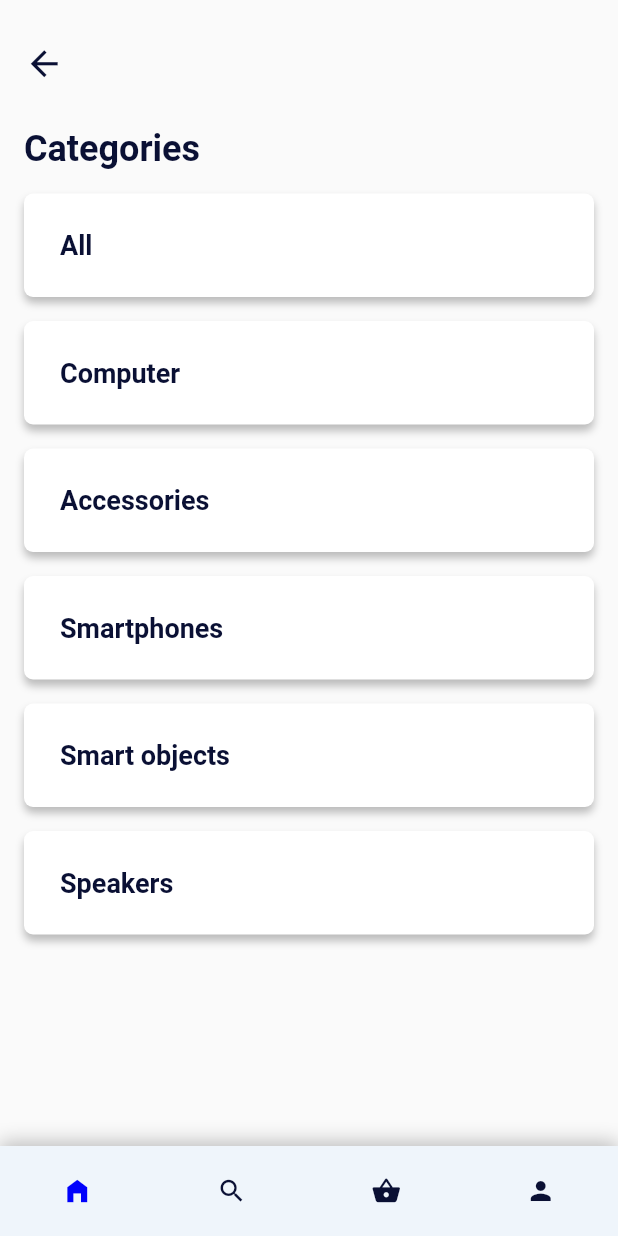
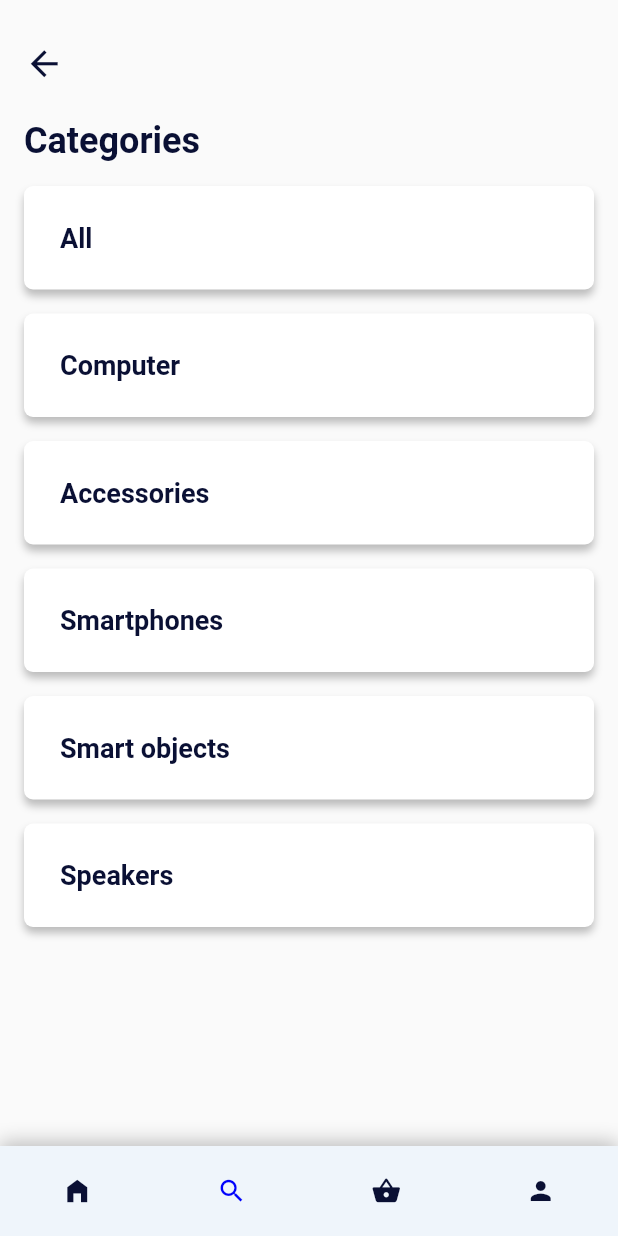
Before and after one commit to YUNUSEMREMERMER/e_ticaret, a Flutter app: the screen it shows after launch, after a tap on "Categories", on a phone screen of 412 x 824 dp. Run offline on Flutter 3.47's test engine with Material 2 defaults, Android fonts, the phone set to English and light mode, and no system bars.

Commit message:
16.12.21 3.commit

```diff
--- a/lib/categories.dart
+++ b/lib/categories.dart
@@ -1,5 +1,6 @@
 import 'package:e_ticaret/category.dart';
 import 'package:e_ticaret/components/bottom_navigation.dart';
+import 'package:e_ticaret/components/header.dart';
 import 'package:flutter/material.dart';
 
 class CategoriesPage extends StatelessWidget {
@@ -23,24 +24,7 @@ class CategoriesPage extends StatelessWidget {
                 child: Column(
                   crossAxisAlignment: CrossAxisAlignment.start,
                   children: [
-                    SizedBox(
-                      height: 29.0,
-                    ),
-                    Icon(
-                      Icons.arrow_back,
-                      color: Color(0xFF0A1034),
-                      size: 27.0,
-                    ),
-                    SizedBox(
-                      height: 29.0,
-                    ),
-                    Text(
-                      "Categories",
-                      style: TextStyle(
-                          fontWeight: FontWeight.bold,
-                          fontSize: 24.0,
-                          color: Color(0xFF0A1034)),
-                    ),
+                    header("Categories", context),
                     SizedBox(
                       height: 16.0,
                     ),
@@ -53,7 +37,7 @@ class CategoriesPage extends StatelessWidget {
                     )
                   ],
                 )),
-                bottomNavigationBar(),
+                bottomNavigationBar("search"),
           ],
 
         ),
--- a/lib/components/bottom_navigation.dart
+++ b/lib/components/bottom_navigation.dart
@@ -1,6 +1,6 @@
 import 'package:flutter/material.dart';
 
-Widget bottomNavigationBar() {
+Widget bottomNavigationBar(String page) {
   return Align(
     alignment: Alignment.bottomCenter,
     child: Container(
@@ -15,10 +15,10 @@ Widget bottomNavigationBar() {
       child: Row(
         mainAxisAlignment: MainAxisAlignment.spaceAround,
         children: [
-          buildNavIcon(iconData: Icons.home_filled, active: true),
-          buildNavIcon(iconData: Icons.search, active: false),
-          buildNavIcon(iconData: Icons.shopping_basket, active: false),
-          buildNavIcon(iconData: Icons.person, active: false),
+          buildNavIcon(iconData: Icons.home_filled, active: page == "home"),
+          buildNavIcon(iconData: Icons.search, active: page == "search"),
+          buildNavIcon(iconData: Icons.shopping_basket, active: page == "cart"),
+          buildNavIcon(iconData: Icons.person, active: page == "profile"),
         ],
       ),
     ),
--- /dev/null
+++ b/lib/components/header.dart
@@ -0,0 +1,32 @@
+import 'package:flutter/material.dart';
+
+Widget header(String title, context) {
+  return Column(
+    crossAxisAlignment: CrossAxisAlignment.start,
+    children: [
+      SizedBox(
+        height: 29.0,
+      ),
+      GestureDetector(
+        onTap: (){
+          Navigator.pop(context);
+        },
+        child: Icon(
+          Icons.arrow_back,
+          color: Color(0xFF0A1034),
+          size: 27.0,
+        ),
+      ),
+      SizedBox(
+        height: 24.0,
+      ),
+      Text(
+        title,
+        style: TextStyle(
+            fontWeight: FontWeight.bold,
+            fontSize: 24.0,
+            color: Color(0xFF0A1034)),
+      ),
+    ],
+  );
+}
--- a/lib/home.dart
+++ b/lib/home.dart
@@ -81,7 +81,7 @@ class _HomePageState extends State<HomePage> {
             ),
           ),
 
-          bottomNavigationBar(),
+          bottomNavigationBar("home"),
 
         ],
       ),
```
Also changed, not shown: lib/category.dart (+84 -5 lines).
